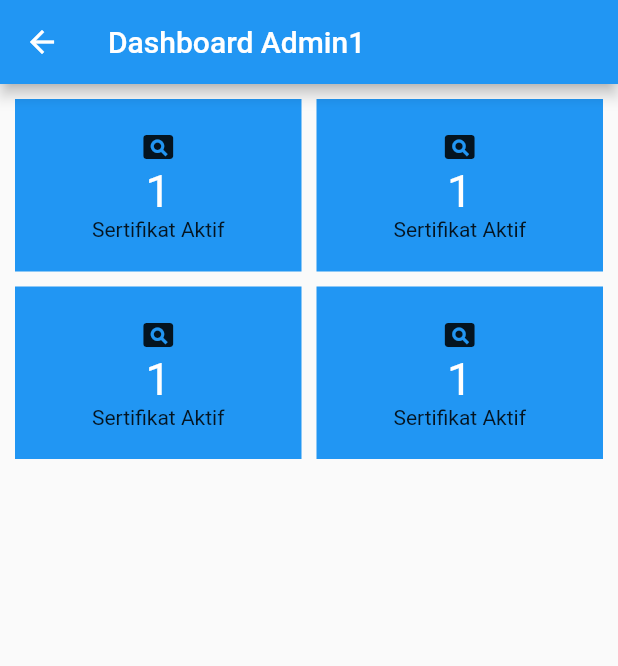
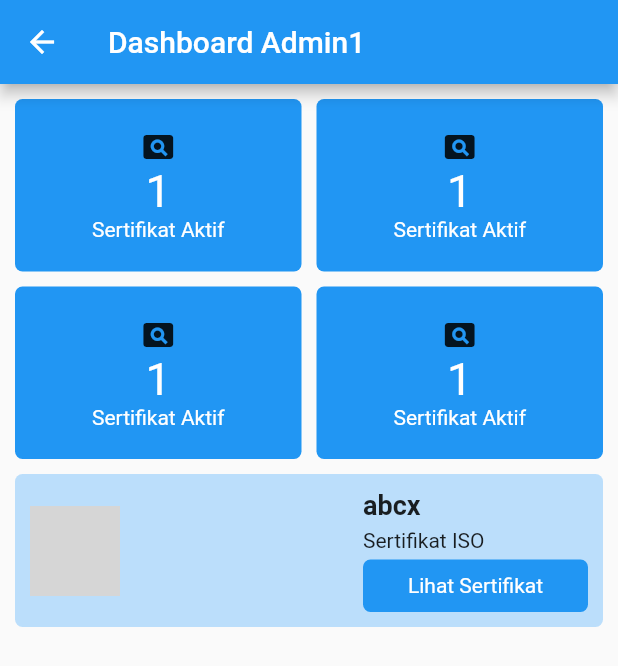
Before and after one commit to sirojjy/qims_mobile, a Flutter app: the DashboardClient screen opened by its route, on a phone screen of 412 x 824 dp. Shown: the top 666 px of the screen. Run offline on Flutter 3.47's test engine with Material 2 defaults, Android fonts, the phone set to English and light mode, and no system bars; grey boxes are pictures that could not be loaded.

Commit message:
PC: add dashboard admin 1 container sertifikat

```diff
--- a/lib/dashboard_client/ui/screen/dashboard_client.dart
+++ b/lib/dashboard_client/ui/screen/dashboard_client.dart
@@ -1,4 +1,5 @@
 import 'package:flutter/material.dart';
+import 'package:qims_mobile/share/custom_button.dart';
 import 'package:qims_mobile/share/custom_container.dart';
 
 class DashboardClient extends StatefulWidget {
@@ -56,7 +57,107 @@ class _DashboardClientState extends State<DashboardClient> {
                   ),
                 ],
               ),
+              SizedBox(height: 10,),
+              Row(
+                children: [
+                  Expanded(
+                    child:
+                      Container(
+                        padding: EdgeInsets.symmetric(horizontal: 10, vertical: 10),
+                        decoration: BoxDecoration(
+                          color: Colors.blue[100],
+                          borderRadius: BorderRadius.circular(5)
+                        ),
+                        child: Row(
+                          mainAxisAlignment: MainAxisAlignment.spaceBetween,
+                          children: [
+                            ClipRRect(
+                              child: Image.asset(
+                                  'assets/images/9001.png',
+                                height: 60,
+                              ),
+                              borderRadius: BorderRadius.circular(5),
+                            ),
+                            Column(
+                              crossAxisAlignment: CrossAxisAlignment.start,
+                              children: [
+                                Text(
+                                    'abcx',
+                                    style: TextStyle(
+                                      color: Colors.black87,
+                                      fontSize: 18,
+                                      fontWeight: FontWeight.bold,
+                                    )
+                                ),
+                                SizedBox(height: 5,),
+                                SizedBox(
+                                  width: 120,
+                                    child: Text(
+                                      "Sertifikat ISO"
+                                    ),
+                                ),
+                                SizedBox(height: 5,),
+                                InkWell(
+                                  child: Container(
+                                    width: 150,
+                                    height: 35,
+                                    padding: EdgeInsets.all(5),
+                                    decoration: BoxDecoration(
+                                      color: Colors.blue,
+                                      borderRadius: BorderRadius.circular(5)
+                                    ),
+                                    child: Center(
+                                      child: Text('Lihat Sertifikat',
+                                        style: TextStyle(
+                                          color: Colors.white,
+                                          fontWeight: FontWeight.w400,
+                                          fontSize: 14,
+                                        ),
+                                      ),
+                                    ),
+                                  ),
+                                )
 
+                              ],
+                            )
+                          ],
+                        ),
+                      )
+                    // Container(
+                    //   padding: EdgeInsets.only(top: 20, bottom: 20),
+                    //   color: Colors.grey[300],
+                    //   child: Column(
+                    //     children: [
+                    //       Row(
+                    //         children: [
+                    //           Text('Certificate Registration'),
+                    //         ],
+                    //       ),
+                    //       SizedBox(height: 10,),
+                    //
+                    //       // Row(
+                    //       //   children: [
+                    //       //     Icon(Icons.picture_in_picture),
+                    //       //     // Container(child:
+                    //       //     //   Column(
+                    //       //     //     children: [
+                    //       //     //       Text('ISO 9001:2015',),
+                    //       //     //       Text('No Sertifikat : QAIC/ID/11066-A'),
+                    //       //     //       Text('Scope : Provision of Management and Administration of Fish Diseases, Quality and Safety of Fishery Product',),
+                    //       //     //       CustomButton(
+                    //       //     //         text: 'Lihat Sertifikat', onKlick: (){})
+                    //       //     //     ],
+                    //       //     //   )
+                    //       //     // ),
+                    //       //   ],
+                    //       // )
+                    //     ],
+                    //   )
+                    //
+                    // ),
+                  )
+                ],
+              )
             ],
           ),
         ),
--- a/lib/share/custom_container.dart
+++ b/lib/share/custom_container.dart
@@ -12,7 +12,10 @@ class CustomContainer extends StatelessWidget {
     return Expanded(
         child: Container(
           padding: EdgeInsets.only(top: 20, bottom: 20),
-          color: color,
+          decoration: BoxDecoration(
+            borderRadius: BorderRadius.circular(5),
+            color: color,
+          ),
           child: Column(
             children: [
               icon,
@@ -22,7 +25,9 @@ class CustomContainer extends StatelessWidget {
                   color: Colors.white,
                 ),
               ),
-              Text('$text2'),
+              Text('$text2',
+                  style: TextStyle(fontSize: 14, color: Colors.white),
+              ),
             ],
           ),
         )
```
Also changed, not shown: pubspec.yaml (+4 -5 lines), pubspec.lock.
